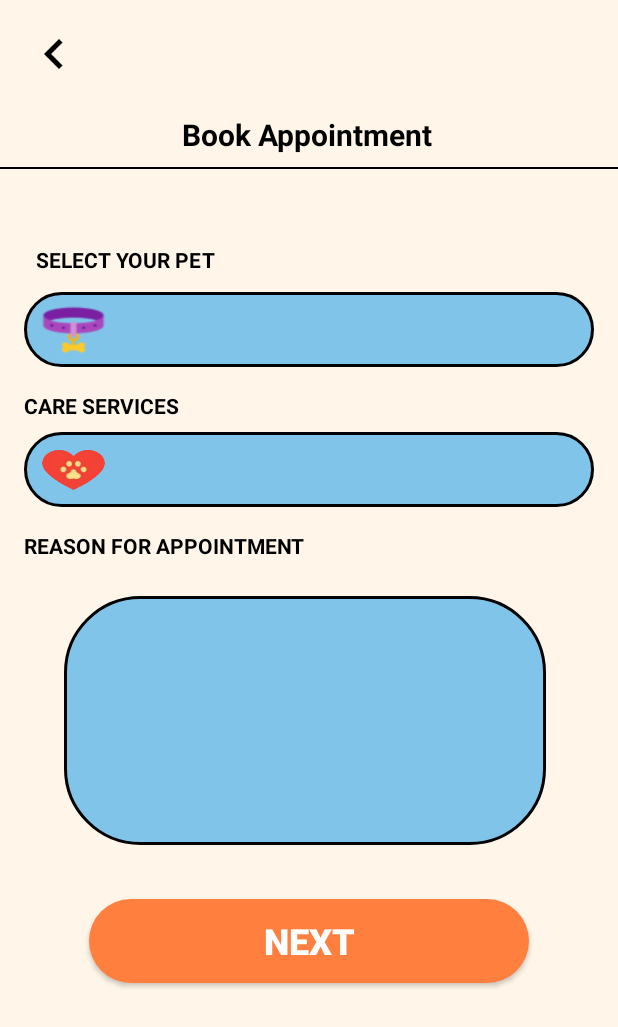
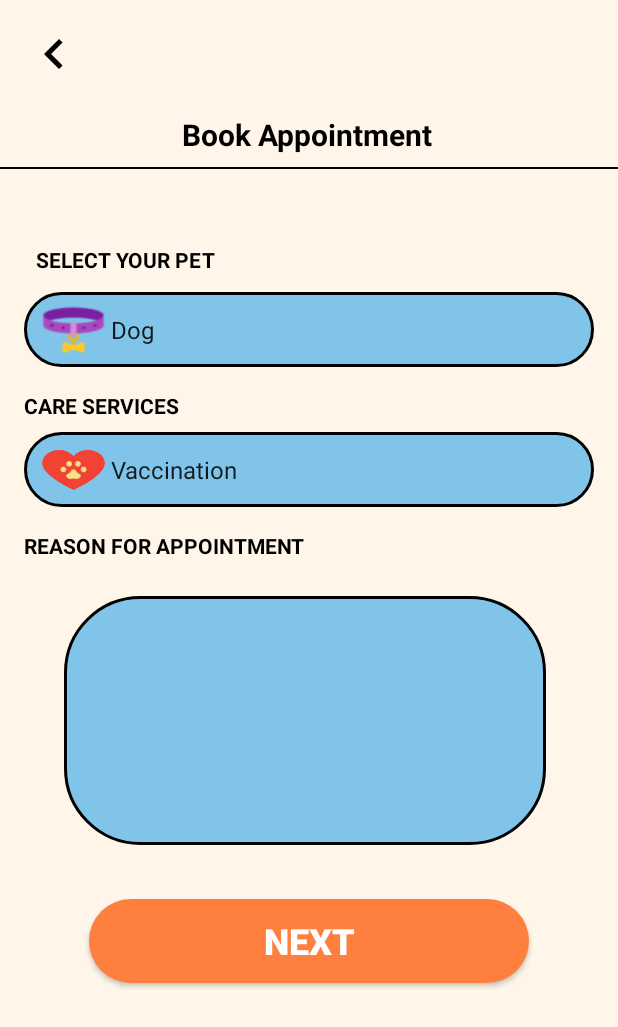
Before and after one commit to Dashersd/Pet-Care-App, an Android app: the Book_AppointmnetActivity screen opened directly, with no data from a screen before it, on a phone screen of 412 x 824 dp. Shown: the top 1027 px of the screen. Run offline under Robolectric (Android 15) with nearby library versions, the light colour scheme and no system bars.

```diff
--- a/app/src/main/java/com/example/petcareapp/Book_AppointmnetActivity.java
+++ b/app/src/main/java/com/example/petcareapp/Book_AppointmnetActivity.java
@@ -1,8 +1,12 @@
 package com.example.petcareapp;
 
+import android.content.Intent;
 import android.os.Bundle;
+import android.view.View;
+import android.widget.ArrayAdapter;
+import android.widget.ImageView;
+import android.widget.Spinner;
 
-import androidx.activity.EdgeToEdge;
 import androidx.appcompat.app.AppCompatActivity;
 import androidx.core.graphics.Insets;
 import androidx.core.view.ViewCompat;
@@ -10,15 +14,43 @@ import androidx.core.view.WindowInsetsCompat;
 
 public class Book_AppointmnetActivity extends AppCompatActivity {
 
+    private Spinner petSpinner;
+    private Spinner serviceSpinner;
+
     @Override
     protected void onCreate(Bundle savedInstanceState) {
         super.onCreate(savedInstanceState);
-        EdgeToEdge.enable(this);
         setContentView(R.layout.activity_book_appointmnet);
+
+        // Initialize the spinners
+        petSpinner = findViewById(R.id.pet_spinner);
+        serviceSpinner = findViewById(R.id.services_spinner);
+
+        // Set up Edge-to-Edge window insets handling
         ViewCompat.setOnApplyWindowInsetsListener(findViewById(R.id.main), (v, insets) -> {
             Insets systemBars = insets.getInsets(WindowInsetsCompat.Type.systemBars());
             v.setPadding(systemBars.left, systemBars.top, systemBars.right, systemBars.bottom);
             return insets;
         });
+
+        // Set up the back arrow click listener
+        ImageView backArrow = findViewById(R.id.back_arrow);
+        backArrow.setOnClickListener(v -> {
+            // Open the new activity
+            Intent intent = new Intent(Book_AppointmnetActivity.this, Clinic_ProfileActivity.class);
+            startActivity(intent);
+        });
+
+        // Set up the Spinner for selecting pets
+        ArrayAdapter<String> petAdapter = new ArrayAdapter<>(this,
+                android.R.layout.simple_spinner_item, new String[]{"Dog", "Cat"});
+        petAdapter.setDropDownViewResource(android.R.layout.simple_spinner_dropdown_item);
+        petSpinner.setAdapter(petAdapter);
+
+        // Set up the Spinner for selecting services
+        ArrayAdapter<String> serviceAdapter = new ArrayAdapter<>(this,
+                android.R.layout.simple_spinner_item, new String[]{"Vaccination", "Grooming", "Checkup", "Surgery"});
+        serviceAdapter.setDropDownViewResource(android.R.layout.simple_spinner_dropdown_item);
+        serviceSpinner.setAdapter(serviceAdapter);
     }
 }
--- a/app/src/main/res/layout/activity_clinic_profile.xml
+++ b/app/src/main/res/layout/activity_clinic_profile.xml
@@ -1,5 +1,5 @@
 <?xml version="1.0" encoding="utf-8"?>
-<androidx.constraintlayout.widget.ConstraintLayout xmlns:android="http://schemas.android.com/apk/res/android"
+<androidx.core.widget.NestedScrollView xmlns:android="http://schemas.android.com/apk/res/android"
     xmlns:app="http://schemas.android.com/apk/res-auto"
     xmlns:tools="http://schemas.android.com/tools"
     android:id="@+id/main"
@@ -179,4 +179,4 @@
 
     </LinearLayout>
 
-</androidx.constraintlayout.widget.ConstraintLayout>
+</androidx.core.widget.NestedScrollView>
--- a/app/src/main/res/layout/activity_clinic_selection.xml
+++ b/app/src/main/res/layout/activity_clinic_selection.xml
@@ -1,4 +1,3 @@
-<?xml version="1.0" encoding="utf-8"?>
 <androidx.constraintlayout.widget.ConstraintLayout xmlns:android="http://schemas.android.com/apk/res/android"
     xmlns:app="http://schemas.android.com/apk/res-auto"
     xmlns:tools="http://schemas.android.com/tools"
```
Also changed, not shown: app/src/main/AndroidManifest.xml (+42 -2 lines), app/src/main/java/com/example/petcareapp/AppoinmentActivity.java (+9 -0 lines), app/src/main/java/com/example/petcareapp/Clinic_ProfileActivity.java (+24 -0 lines), app/src/main/res/layout/activity_appoinment.xml (+11 -0 lines).
